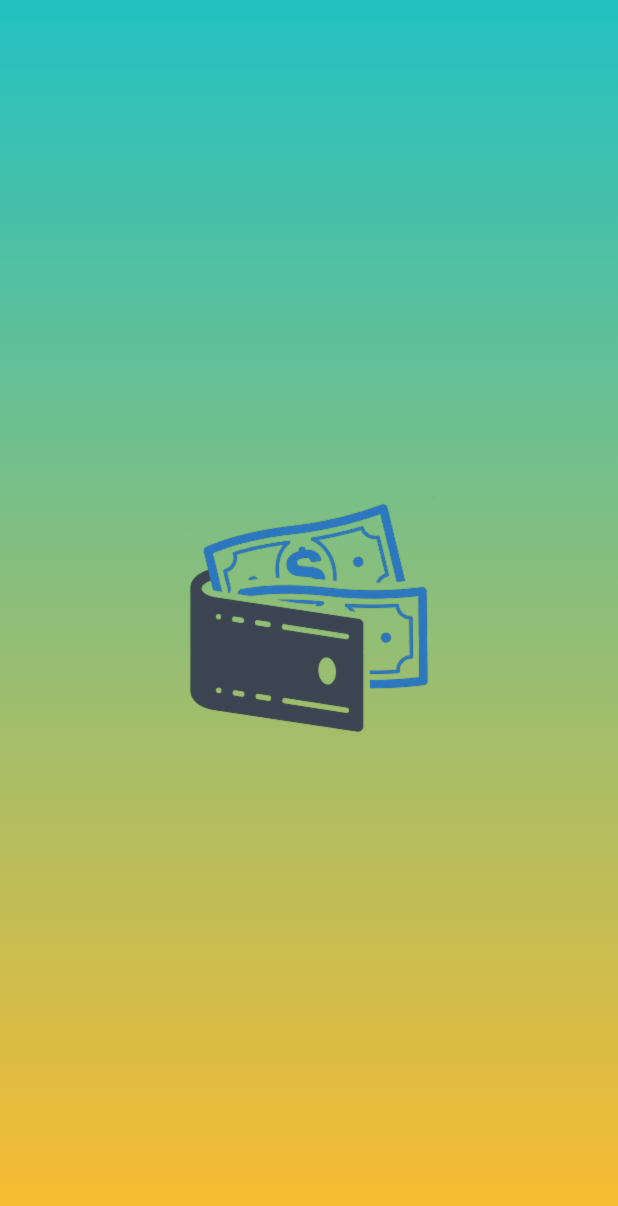
After one commit to cristhoper23/MoneyHelper, an Android app: the SplashActivity screen opened directly, with no data from a screen before it, on a phone screen of 412 x 824 dp. The commit adds this screen. Shown: the top 1206 px of the screen. Run offline under Robolectric (Android 15) with nearby library versions, the phone set to English and light mode, and no system bars.

Commit message:
6° commit

```diff
--- a/app/src/main/java/com/cristhoper/moneyhelper/activities/NewOperationActivity.java
+++ b/app/src/main/java/com/cristhoper/moneyhelper/activities/NewOperationActivity.java
@@ -79,7 +79,7 @@ public class NewOperationActivity extends AppCompatActivity {
         }else if (tipoCuenta == null){
             Toast.makeText(this, "Seleccionar tipo de cuenta", Toast.LENGTH_SHORT).show();
             return;
-        }
+        }else{
 
             Operation operacion = new Operation(Double.parseDouble(montoDinero), tipoDinero, tipoCuenta);
 
@@ -95,6 +95,9 @@ public class NewOperationActivity extends AppCompatActivity {
             if (saldo.getMensaje() == null) {
                 finish();
             } else {
+                //Si el mensaje no es nulo se borra la operación analizada
+                objectOperationRep.removerOperacion(operacion);
+
                 final Dialog dialog = new Dialog(this);
                 dialog.setContentView(R.layout.custom_dialog_egreso);
                 dialog.setTitle("Operación fallida");
@@ -111,6 +114,7 @@ public class NewOperationActivity extends AppCompatActivity {
 
                 montoSolicDialog.setText("S/ " + Double.parseDouble(montoDinero));
                 dialog.show();
+            }
         }
     }
 
--- /dev/null
+++ b/app/src/main/java/com/cristhoper/moneyhelper/activities/SplashActivity.java
@@ -0,0 +1,25 @@
+package com.cristhoper.moneyhelper.activities;
+
+import android.content.Intent;
+import android.os.Handler;
+import android.support.v7.app.AppCompatActivity;
+import android.os.Bundle;
+
+import com.cristhoper.moneyhelper.R;
+
+public class SplashActivity extends AppCompatActivity {
+
+    @Override
+    protected void onCreate(Bundle savedInstanceState) {
+        super.onCreate(savedInstanceState);
+        setContentView(R.layout.activity_splash);
+
+        new Handler().postDelayed(new Runnable() {
+            @Override
+            public void run() {
+                startActivity(new Intent(SplashActivity.this, MainActivity.class));
+                finish();
+            }
+        }, 3000);
+    }
+}
--- a/app/src/main/java/com/cristhoper/moneyhelper/repositories/OperationRepository.java
+++ b/app/src/main/java/com/cristhoper/moneyhelper/repositories/OperationRepository.java
@@ -30,4 +30,6 @@ public class OperationRepository {
     public void agregarOperacion(Operation operation){
         this.operaciones.add(operation);
     }
+
+    public void removerOperacion(Operation operation) { this.operaciones.remove(operation); }
 }
--- /dev/null
+++ b/app/src/main/res/drawable/bg_splash.xml
@@ -0,0 +1,12 @@
+<?xml version="1.0" encoding="utf-8"?>
+<selector xmlns:android="http://schemas.android.com/apk/res/android">
+    <item>
+        <shape>
+            <gradient
+                android:type="linear"
+                android:angle="270"
+                android:startColor="@color/colorGreenSummer"
+                android:endColor="@color/colorYellowSummer"/>
+        </shape>
+    </item>
+</selector>
--- /dev/null
+++ b/app/src/main/res/layout/activity_splash.xml
@@ -0,0 +1,19 @@
+<?xml version="1.0" encoding="utf-8"?>
+<RelativeLayout xmlns:android="http://schemas.android.com/apk/res/android"
+    xmlns:app="http://schemas.android.com/apk/res-auto"
+    xmlns:tools="http://schemas.android.com/tools"
+    android:layout_width="match_parent"
+    android:layout_height="match_parent"
+    tools:context="com.cristhoper.moneyhelper.activities.SplashActivity">
+
+    <ImageView
+        android:layout_width="match_parent"
+        android:layout_height="match_parent"
+        android:src="@drawable/bg_splash"/>
+
+    <ImageView
+        android:layout_width="wrap_content"
+        android:layout_height="wrap_content"
+        android:src="@drawable/logo_money"
+        android:layout_centerInParent="true"/>
+</RelativeLayout>
--- a/app/src/main/res/values/colors.xml
+++ b/app/src/main/res/values/colors.xml
@@ -10,4 +10,7 @@
     <color name="primary">#009688</color>
     <color name="primary_dark">#00796B</color>
     <color name="accent">#795548</color>
+
+    <color name="colorGreenSummer">#22c1c3</color>
+    <color name="colorYellowSummer">#fdbb2d</color>
 </resources>
--- a/app/src/main/res/values/styles.xml
+++ b/app/src/main/res/values/styles.xml
@@ -5,7 +5,12 @@
         <!-- Customize your theme here. -->
         <item name="colorPrimary">@color/primary</item>
         <item name="colorPrimaryDark">@color/primary_dark</item>
-        <item name="colorAccent">@color/colorPrimary</item>
+        <item name="colorAccent">@color/colorAccent</item>
+    </style>
+
+    <style name="AppTheme.NoActionBar">
+        <item name="windowActionBar">false</item>
+        <item name="windowNoTitle">true</item>
     </style>
 
 </resources>
```
Also changed, not shown: app/src/main/AndroidManifest.xml (+4 -3 lines), app/src/main/res/layout/activity_main.xml (+10 -5 lines), app/src/main/res/drawable-hdpi/logo_money.png (added), app/src/main/res/drawable-mdpi/logo_money.png (added), app/src/main/res/drawable-xhdpi/logo_money.png (added), app/src/main/res/drawable-xxhdpi/logo_money.png (added), app/src/main/res/drawable-xxxhdpi/logo_money.png (added). Lines whose indentation alone changed are shown as unchanged.
